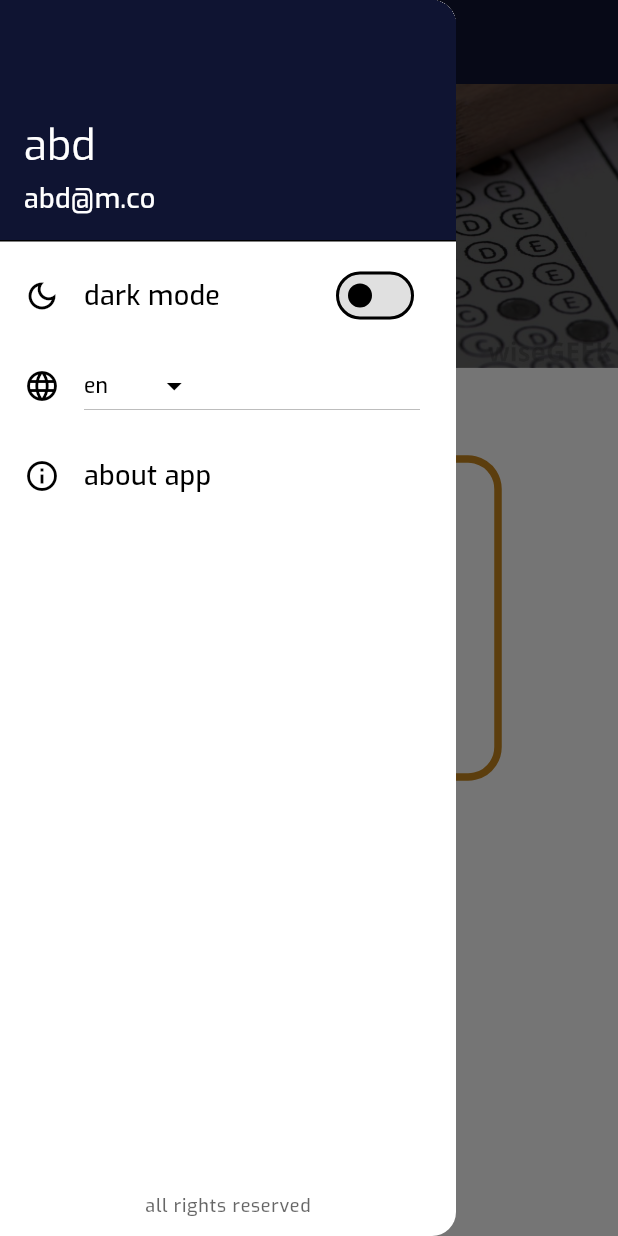
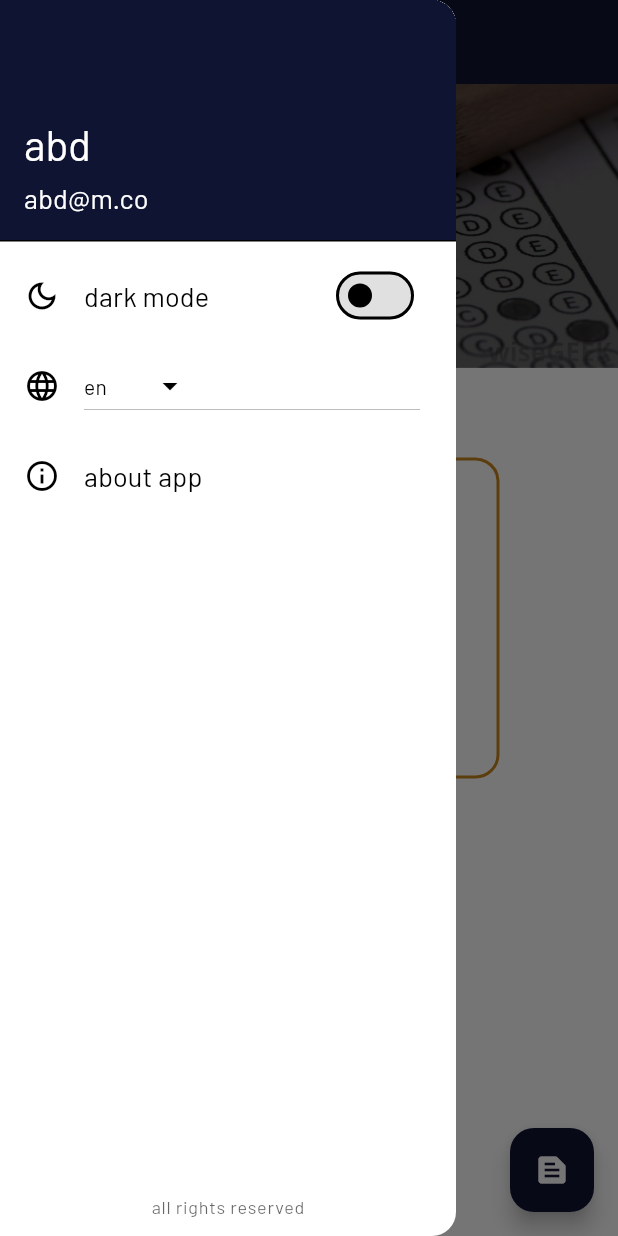
Before and after one commit to abd-Mohsen/project2, a Flutter app: the screen it shows after launch, in the side drawer, after a tap on "Scan", on a phone screen of 412 x 824 dp. Run offline on Flutter 3.47's test engine with Material 3 defaults, Android fonts, the phone set to English and light mode, and no system bars; drawn by our look-alikes of dotted_border; our stand-ins replace camera, dropdown_search, flutter_spinkit, get, get_storage, otp_text_field and 1 more; missing offline and left inert: tflite_v2; accounts and stored records are empty.

```diff
--- a/lib/controllers/home_controller.dart
+++ b/lib/controllers/home_controller.dart
@@ -1,9 +1,10 @@
 import 'package:get/get.dart';
+import 'package:project2/models/exam_model.dart';
 
 class HomeController extends GetxController {
   @override
   void onInit() async {
-    //
+    getExams();
     super.onInit();
   }
 
@@ -13,5 +14,55 @@ class HomeController extends GetxController {
     super.dispose();
   }
 
-  //
+  List<ExamModel> exams = [];
+
+  void getExams() async {
+    exams.addAll(
+      [
+        ExamModel(
+          id: 1,
+          title: "multimedia 2023-2024",
+          markingSchemes: [
+            MarkingSchemeModel(
+              id: 1,
+              title: "A",
+              size: 3,
+              questions: [
+                QuestionModel(number: 1, answer: "a"),
+                QuestionModel(number: 2, answer: "d"),
+                QuestionModel(number: 3, answer: "a"),
+              ],
+            ),
+            MarkingSchemeModel(
+              id: 2,
+              title: "B",
+              size: 3,
+              questions: [
+                QuestionModel(number: 1, answer: "a"),
+                QuestionModel(number: 2, answer: "d"),
+                QuestionModel(number: 3, answer: "a"),
+              ],
+            ),
+          ],
+        ),
+        ExamModel(
+          id: 1,
+          title: "KBS 2022-2023",
+          markingSchemes: [
+            MarkingSchemeModel(
+              id: 1,
+              title: "A",
+              size: 4,
+              questions: [
+                QuestionModel(number: 1, answer: "a"),
+                QuestionModel(number: 2, answer: "d"),
+                QuestionModel(number: 3, answer: "a"),
+                QuestionModel(number: 3, answer: "d"),
+              ],
+            ),
+          ],
+        ),
+      ],
+    );
+  }
 }
--- a/lib/controllers/scan_controller.dart
+++ b/lib/controllers/scan_controller.dart
@@ -20,15 +20,17 @@ class ScanController extends GetxController {
       useGpuDelegate: false,
     );
     cameraController = CameraController(
-      camera,
+      cameras[0],
       ResolutionPreset.medium,
       enableAudio: false,
+      //imageFormatGroup: ImageFormatGroup.jpeg,
     );
     initializeControllerFuture = cameraController.initialize().then((_) {
+      //if (!mounted) return;
       cameraController.startImageStream((CameraImage image) {
-        //currentFrame = image;
         if (frames % 20 == 0) processImage(image);
         frames++;
+        if (frames > 1e6) frames = 0;
       });
     });
 
--- a/lib/main.dart
+++ b/lib/main.dart
@@ -9,13 +9,12 @@ import 'package:project2/themes.dart';
 import 'package:project2/views/home_view.dart';
 import 'package:project2/views/redirect_page.dart';
 
-late CameraDescription camera;
+late List<CameraDescription> cameras;
 
 void main() async {
   WidgetsFlutterBinding.ensureInitialized();
   await GetStorage.init();
-  final cameras = await availableCameras();
-  camera = cameras.first;
+  cameras = await availableCameras();
   runApp(const MyApp());
 }
 
--- /dev/null
+++ b/lib/models/exam_model.dart
@@ -0,0 +1,79 @@
+import 'dart:convert';
+
+List<ExamModel> loginModelFromJson(String str) =>
+    List<ExamModel>.from(json.decode(str).map((x) => ExamModel.fromJson(x)));
+
+String loginModelToJson(List<ExamModel> data) => json.encode(List<dynamic>.from(data.map((x) => x.toJson())));
+
+class ExamModel {
+  final int id;
+  final String title;
+  final List<MarkingSchemeModel> markingSchemes;
+
+  ExamModel({
+    required this.id,
+    required this.title,
+    required this.markingSchemes,
+  });
+
+  factory ExamModel.fromJson(Map<String, dynamic> json) => ExamModel(
+        id: json["id"],
+        title: json["title"],
+        markingSchemes:
+            List<MarkingSchemeModel>.from(json["marking_schemes"].map((x) => MarkingSchemeModel.fromJson(x))),
+      );
+
+  Map<String, dynamic> toJson() => {
+        "id": id,
+        "title": title,
+        "marking_schemes": List<dynamic>.from(markingSchemes.map((x) => x.toJson())),
+      };
+}
+
+class MarkingSchemeModel {
+  final int id;
+  final String title;
+  final int size;
+  final List<QuestionModel> questions;
+
+  MarkingSchemeModel({
+    required this.id,
+    required this.title,
+    required this.size,
+    required this.questions,
+  });
+
+  factory MarkingSchemeModel.fromJson(Map<String, dynamic> json) => MarkingSchemeModel(
+        id: json["id"],
+        title: json["title"],
+        size: json["size"],
+        questions: List<QuestionModel>.from(json["question"].map((x) => QuestionModel.fromJson(x))),
+      );
+
+  Map<String, dynamic> toJson() => {
+        "id": id,
+        "title": title,
+        "size": size,
+        "question": List<dynamic>.from(questions.map((x) => x.toJson())),
+      };
+}
+
+class QuestionModel {
+  final int number;
+  final String answer;
+
+  QuestionModel({
+    required this.number,
+    required this.answer,
+  });
+
+  factory QuestionModel.fromJson(Map<String, dynamic> json) => QuestionModel(
+        number: json["number"],
+        answer: json["answer"],
+      );
+
+  Map<String, dynamic> toJson() => {
+        "number": number,
+        "answer": answer,
+      };
+}
--- a/lib/views/home_view.dart
+++ b/lib/views/home_view.dart
@@ -4,6 +4,7 @@ import 'package:get/get.dart';
 import 'package:project2/controllers/home_controller.dart';
 import 'package:project2/controllers/locale_controller.dart';
 import 'package:project2/controllers/theme_controller.dart';
+import 'package:project2/views/exams_view.dart';
 import 'package:project2/views/scan_view.dart';
 
 class HomeView extends StatelessWidget {
@@ -26,6 +27,12 @@ class HomeView extends StatelessWidget {
         centerTitle: true,
       ),
       backgroundColor: cs.background,
+      floatingActionButton: FloatingActionButton(
+        onPressed: () {
+          Get.to(() => ExamsView());
+        },
+        child: Icon(Icons.text_snippet),
+      ),
       body: ListView(
         children: [
           // Container(
@@ -75,18 +82,18 @@ class HomeView extends StatelessWidget {
           ),
           SizedBox(height: 150),
 
-          GestureDetector(
-            onTap: () {
-              Get.to(ScanView());
-            },
-            child: Padding(
-              padding: const EdgeInsets.symmetric(horizontal: 80),
+          Padding(
+            padding: const EdgeInsets.symmetric(horizontal: 80),
+            child: GestureDetector(
+              onTap: () {
+                Get.to(() => const ScanView());
+              },
               child: DottedBorder(
                 color: cs.secondary,
                 dashPattern: [15, 0],
-                strokeWidth: 5,
+                strokeWidth: 2.0,
                 borderType: BorderType.RRect,
-                radius: Radius.circular(20),
+                radius: Radius.circular(15),
                 padding: EdgeInsets.all(8),
                 child: Center(
                   child: Padding(
--- a/lib/views/scan_view.dart
+++ b/lib/views/scan_view.dart
@@ -33,7 +33,8 @@ class ScanView extends StatelessWidget {
           future: sC.initializeControllerFuture,
           builder: (context, snapshot) {
             if (snapshot.connectionState == ConnectionState.done) {
-              return Stack(
+              return Center(
+                child: Stack(
                   alignment: Alignment.center,
                   children: [
                     CameraPreview(sC.cameraController),
@@ -77,6 +78,7 @@ class ScanView extends StatelessWidget {
                       ),
                     ),
                   ],
+                ),
               );
             }
             return const Center(child: CircularProgressIndicator());
--- a/pubspec.yaml
+++ b/pubspec.yaml
@@ -51,7 +51,7 @@ flutter:
   fonts:
     - family: arabic
       fonts:
-        - asset: assets/fonts/Alexandria.ttf
+        - asset: assets/fonts/Cairo.ttf
     - family: english
       fonts:
-        - asset: assets/fonts/Exo.ttf
+        - asset: assets/fonts/Barlow.ttf
```
Also changed, not shown: lib/views/components/exam_card.dart (added, +34 -0 lines), lib/views/exams_view.dart (added, +41 -0 lines), assets/fonts/Barlow.ttf (added), assets/fonts/Cairo.ttf (added). Lines whose indentation alone changed are shown as unchanged.
